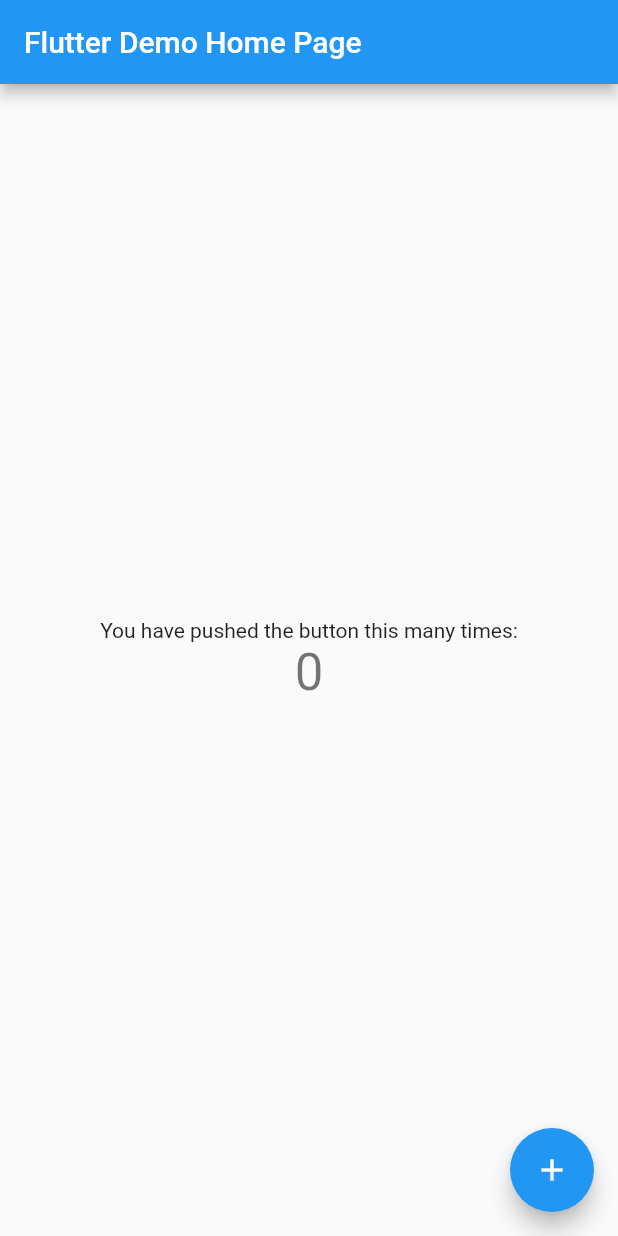
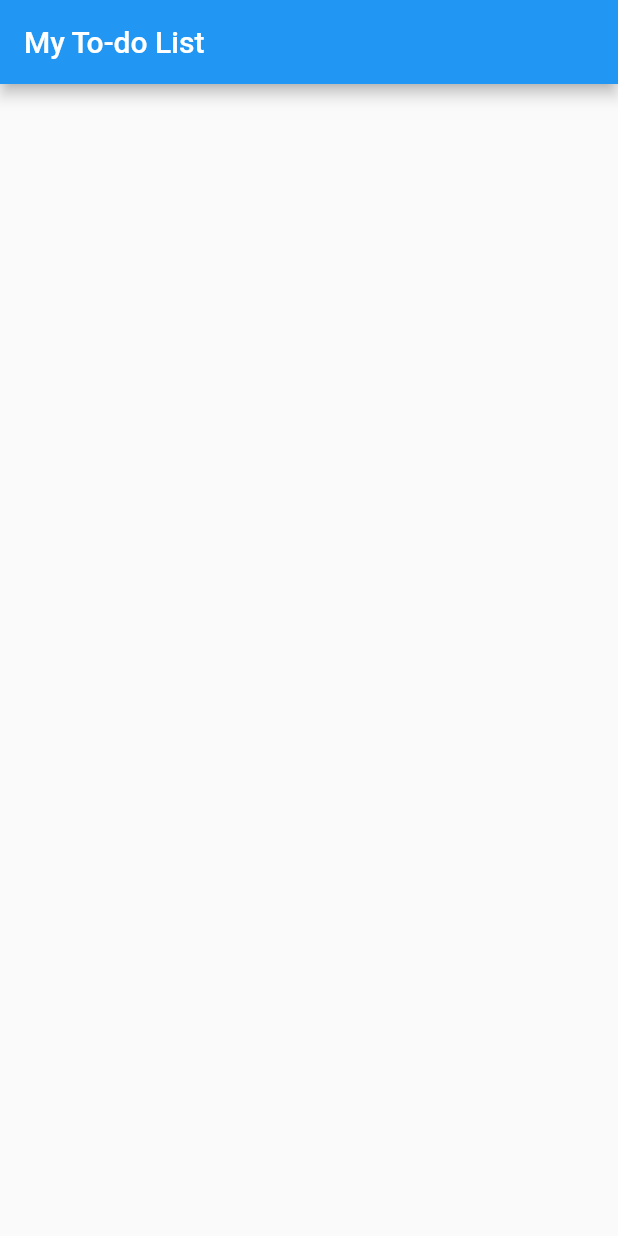
Before and after one commit to daraximi/Flutter_To_Do_App, a Flutter app: the screen it shows after launch, on a phone screen of 412 x 824 dp. Run offline on Flutter 3.47's test engine with Material 2 defaults, Android fonts, the phone set to English and light mode, and no system bars.

Commit message:
Created app and homescreen

```diff
--- a/lib/main.dart
+++ b/lib/main.dart
@@ -1,115 +1,15 @@
+// ignore_for_file: prefer_const_constructors, use_key_in_widget_constructors, prefer_interpolation_to_compose_strings
+
 import 'package:flutter/material.dart';
+import 'package:basic_flutter_app/TodoListState.dart';
 
-void main() {
-  runApp(const MyApp());
-}
+void main() => runApp(ToDoApp());
 
-class MyApp extends StatelessWidget {
-  const MyApp({super.key});
-
-  // This widget is the root of your application.
+class ToDoApp extends StatelessWidget {
   @override
   Widget build(BuildContext context) {
     return MaterialApp(
-      title: 'Flutter Demo',
-      theme: ThemeData(
-        // This is the theme of your application.
-        //
-        // Try running your application with "flutter run". You'll see the
-        // application has a blue toolbar. Then, without quitting the app, try
-        // changing the primarySwatch below to Colors.green and then invoke
-        // "hot reload" (press "r" in the console where you ran "flutter run",
-        // or simply save your changes to "hot reload" in a Flutter IDE).
-        // Notice that the counter didn't reset back to zero; the application
-        // is not restarted.
-        primarySwatch: Colors.blue,
-      ),
-      home: const MyHomePage(title: 'Flutter Demo Home Page'),
-    );
+        title: 'To do List',
+        home: Scaffold(appBar: AppBar(title: Text('My To-do List'))));
   }
 }
-
-class MyHomePage extends StatefulWidget {
-  const MyHomePage({super.key, required this.title});
-
-  // This widget is the home page of your application. It is stateful, meaning
-  // that it has a State object (defined below) that contains fields that affect
-  // how it looks.
-
-  // This class is the configuration for the state. It holds the values (in this
-  // case the title) provided by the parent (in this case the App widget) and
-  // used by the build method of the State. Fields in a Widget subclass are
-  // always marked "final".
-
-  final String title;
-
-  @override
-  State<MyHomePage> createState() => _MyHomePageState();
-}
-
-class _MyHomePageState extends State<MyHomePage> {
-  int _counter = 0;
-
-  void _incrementCounter() {
-    setState(() {
-      // This call to setState tells the Flutter framework that something has
-      // changed in this State, which causes it to rerun the build method below
-      // so that the display can reflect the updated values. If we changed
-      // _counter without calling setState(), then the build method would not be
-      // called again, and so nothing would appear to happen.
-      _counter++;
-    });
-  }
-
-  @override
-  Widget build(BuildContext context) {
-    // This method is rerun every time setState is called, for instance as done
-    // by the _incrementCounter method above.
-    //
-    // The Flutter framework has been optimized to make rerunning build methods
-    // fast, so that you can just rebuild anything that needs updating rather
-    // than having to individually change instances of widgets.
-    return Scaffold(
-      appBar: AppBar(
-        // Here we take the value from the MyHomePage object that was created by
-        // the App.build method, and use it to set our appbar title.
-        title: Text(widget.title),
-      ),
-      body: Center(
-        // Center is a layout widget. It takes a single child and positions it
-        // in the middle of the parent.
-        child: Column(
-          // Column is also a layout widget. It takes a list of children and
-          // arranges them vertically. By default, it sizes itself to fit its
-          // children horizontally, and tries to be as tall as its parent.
-          //
-          // Invoke "debug painting" (press "p" in the console, choose the
-          // "Toggle Debug Paint" action from the Flutter Inspector in Android
-          // Studio, or the "Toggle Debug Paint" command in Visual Studio Code)
-          // to see the wireframe for each widget.
-          //
-          // Column has various properties to control how it sizes itself and
-          // how it positions its children. Here we use mainAxisAlignment to
-          // center the children vertically; the main axis here is the vertical
-          // axis because Columns are vertical (the cross axis would be
-          // horizontal).
-          mainAxisAlignment: MainAxisAlignment.center,
-          children: <Widget>[
-            const Text(
-              'You have pushed the button this many times:',
-            ),
-            Text(
-              '$_counter',
-              style: Theme.of(context).textTheme.headline4,
-            ),
-          ],
-        ),
-      ),
-      floatingActionButton: FloatingActionButton(
-        onPressed: _incrementCounter,
-        tooltip: 'Increment',
-        child: const Icon(Icons.add),
-      ), // This trailing comma makes auto-formatting nicer for build methods.
-    );
-  }
-}
```
Also changed, not shown: lib/TodoListState.dart (added).
